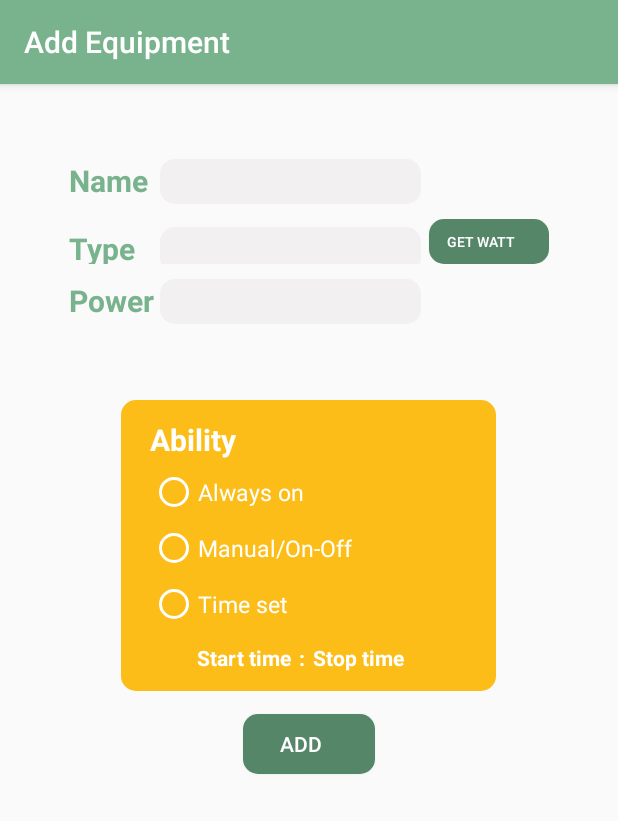
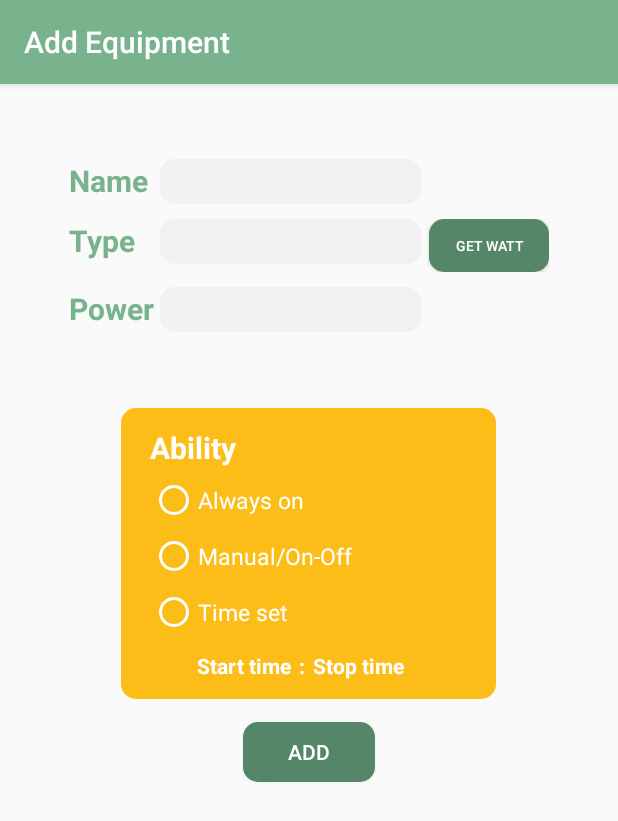
Before and after one commit to SkipperXZ/real-time-electricity-bill-calculation, an Android app: the AddItemActivity screen opened directly, with no data from a screen before it, on a phone screen of 412 x 824 dp. Shown: the top 821 px of the screen. Run offline under Robolectric (Android 15) with nearby library versions, the phone set to English and light mode, and no system bars.

Commit message:
ตัวหนังสืออยู๋ในกรอบแล้ว

```diff
--- a/Home_GN/app/src/main/res/layout/activity_addequipment.xml
+++ b/Home_GN/app/src/main/res/layout/activity_addequipment.xml
@@ -51,7 +51,7 @@
 
         <LinearLayout
             android:layout_width="match_parent"
-            android:layout_height="wrap_content"
+            android:layout_height="35dp"
             android:layout_marginTop="10dp"
             android:orientation="horizontal">
 
@@ -80,9 +80,10 @@
                 android:layout_height="match_parent"
                 android:layout_marginLeft="5dp"
                 android:layout_weight="1"
+                android:background="@drawable/border2"
+                android:textAlignment="center"
+                android:text="      Get watt"
                 android:textColor="#ffff"
-                android:background="@drawable/border2"
-                android:text="Get watt"
                 android:textSize="9dp" />
 
         </LinearLayout>
@@ -234,8 +235,10 @@
         android:layout_marginTop="15dp"
         android:layout_marginBottom="20dp"
         android:background="@drawable/border2"
-            android:text="@string/add"
-            android:textColor="#ffffff"/>
+        android:textAlignment="center"
+        android:text="   add"
+        android:textAllCaps="true"
+        android:textColor="#ffffff" />
 
 
 
```
Lines whose indentation alone changed are shown as unchanged.
